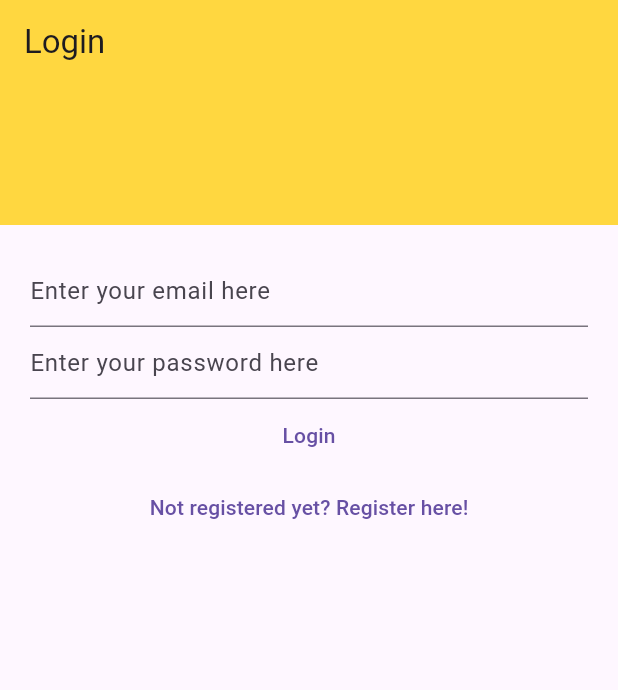
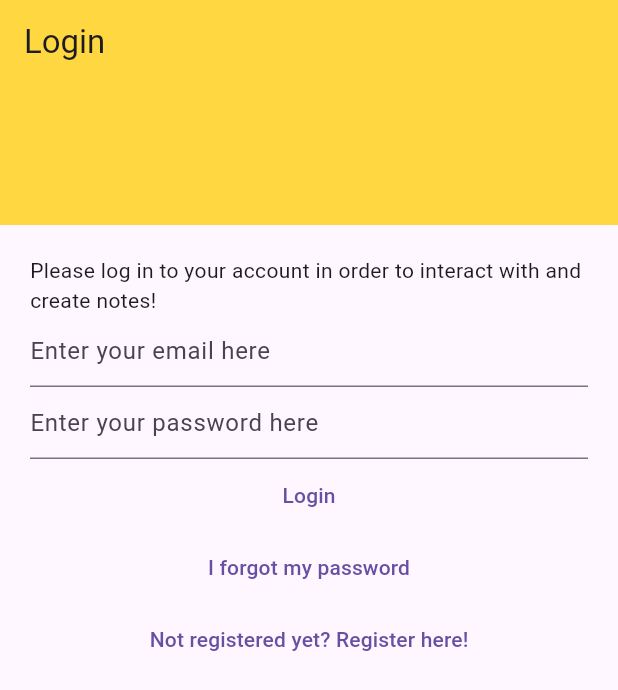
Before and after one commit to ebubechi/notes, a Flutter app: the screen it shows after launch, on a phone screen of 412 x 824 dp. Shown: the top 690 px of the screen. Run offline on Flutter 3.47's test engine with Material 2 defaults, Android fonts, the light colour scheme and no system bars; our stand-ins replace cloud_firestore, equatable, firebase_auth, firebase_core, flutter_bloc, share_plus; accounts and stored records are empty.

Commit message:
final touches(reset password)

```diff
--- a/lib/main.dart
+++ b/lib/main.dart
@@ -9,6 +9,7 @@
 import 'package:notes/services/auth/bloc/auth_state.dart';
 import 'package:notes/services/auth/firebase_auth_provider.dart';
 import 'package:notes/views/auth/register_view.dart';
+import 'package:notes/views/auth/forgot_password_view.dart';
 // import 'dart:developer' as devtools show log;
 
 // import 'services/auth/auth_user.dart';
@@ -68,6 +69,8 @@
           return const VerifyEmailView();
         } else if (state is AuthStateLoggedOut) {
           return const LoginView();
+        } else if (state is AuthStateForgotPassword) {
+          return const ForgotPasswordView();
         } else if (state is AuthStateRegistering) {
           return const RegisterView();
         } else {
--- a/lib/services/auth/auth_provider.dart
+++ b/lib/services/auth/auth_provider.dart
@@ -8,4 +8,5 @@
       {required String email, required String password});
   Future<void> sendEmailVerification();
   Future<void> logOut();
+  Future<void> sendPasswordReset({required String toEmail});
 }
--- a/lib/services/auth/bloc/auth_event.dart
+++ b/lib/services/auth/bloc/auth_event.dart
@@ -29,6 +29,11 @@
   const AuthEventShouldRegister();
 }
 
+class AuthEventForgotPassword extends AuthEvent {
+  final String? email;
+  const AuthEventForgotPassword({this.email});
+}
+
 class AuthEventLogOut extends AuthEvent {
   const AuthEventLogOut();
 }
--- a/lib/services/auth/bloc/auth_state.dart
+++ b/lib/services/auth/bloc/auth_state.dart
@@ -43,6 +43,16 @@
       : super(isLoading: isLoading);
 }
 
+class AuthStateForgotPassword extends AuthState {
+  final Exception? exception;
+  final bool hasSentEmail;
+  const AuthStateForgotPassword({
+    required this.exception,
+    required this.hasSentEmail,
+    required bool isLoadiing,
+  }):super(isLoading: isLoadiing);
+}
+
 class AuthStateLoggedOut extends AuthState with EquatableMixin {
   final Exception? exception;
   const AuthStateLoggedOut({
--- /dev/null
+++ b/lib/utilities/dialogs/password_reset_email_sent_dialog.dart
@@ -0,0 +1,13 @@
+import 'package:flutter/material.dart';
+
+import 'generic_dialog.dart';
+
+Future<void> showPasswordResetSentDialog(BuildContext context) {
+  return showGenericDialog<void>(
+    context: context,
+    title: 'Password Reset',
+    content:
+        'We have now sent you a password reset link. Please check your email for more information.',
+    optionsBuilder: () => {'OK': null},
+  );
+}
--- a/lib/views/auth/login_view.dart
+++ b/lib/views/auth/login_view.dart
@@ -44,7 +44,10 @@
       listener: (context, state) async {
         if (state is AuthStateLoggedOut) {
           if (state.exception is UserNotFoundAuthException) {
-            await showErrorDialog(context, 'User not found');
+            await showErrorDialog(
+              context,
+              'Cannot find a user with the entered credentials!',
+            );
           } else if (state.exception is WrongPasswordAuthException) {
             await showErrorDialog(context, 'Wrong credentials');
           } else if (state.exception is GenericAuthException) {
@@ -64,6 +67,8 @@
           padding: const EdgeInsets.all(20.0),
           child: Column(
             children: [
+              const Text(
+                  'Please log in to your account in order to interact with and create notes!'),
               TextField(
                 controller: _email,
                 decoration:
@@ -102,6 +107,14 @@
                 },
               ),
               TextButton(
+                onPressed: () {
+                  context.read<AuthBloc>().add(
+                        const AuthEventForgotPassword(),
+                      );
+                },
+                child: const Text('I forgot my password'),
+              ),
+              TextButton(
                   onPressed: () {
                     context.read<AuthBloc>().add(
                           const AuthEventShouldRegister(),
--- a/lib/views/auth/verify_email_view.dart
+++ b/lib/views/auth/verify_email_view.dart
@@ -24,7 +24,9 @@
           title: const Text('Verify Email'),
         ),
       ),
-      body: Column(children: [
+      body: Padding(
+        padding: const EdgeInsets.all(20.0),
+        child: Column(children: [
           const Text(
               'We\'ve sent you an email verification. Please open it to verify your account. '),
           const Text(
@@ -47,6 +49,7 @@
               },
               child: const Text('Restart registration'))
         ]),
+      ),
     );
   }
 }
--- a/lib/views/notes/create_update_note_view.dart
+++ b/lib/views/notes/create_update_note_view.dart
@@ -123,7 +123,9 @@
           ],
         ),
       ),
-      body: FutureBuilder(
+      body: Padding(
+        padding: const EdgeInsets.all(20.0),
+        child: FutureBuilder(
           future: _createOrGetExistingNote(context),
           builder: (
             BuildContext context,
@@ -144,6 +146,7 @@
                 return const CircularProgressIndicator();
             }
           },
+        ),
       ),
     );
   }
--- a/lib/views/notes/notes_listt_view.dart
+++ b/lib/views/notes/notes_listt_view.dart
@@ -24,7 +24,9 @@
         itemCount: notes.length,
         itemBuilder: (context, index) {
           final note = notes.elementAt(index);
-          return ListTile(
+          return Padding(
+            padding: const EdgeInsets.all(20.0),
+            child: ListTile(
               onTap: () => onTap(note),
               title: Text(
                 note.text,
@@ -40,6 +42,7 @@
                     onDeleteNote(note);
                   }
                 },
+              ),
             ),
           );
         });
```
Also changed, not shown: lib/services/auth/auth_service.dart (+7 -0 lines), lib/services/auth/bloc/auth_bloc.dart (+33 -0 lines), lib/services/auth/firebase_auth_provider.dart (+20 -1 lines), lib/views/auth/forgot_password_view.dart (added, +94 -0 lines), lib/views/auth/register_view.dart (+11 -1 lines), 1 other file. Lines whose indentation alone changed are shown as unchanged.
